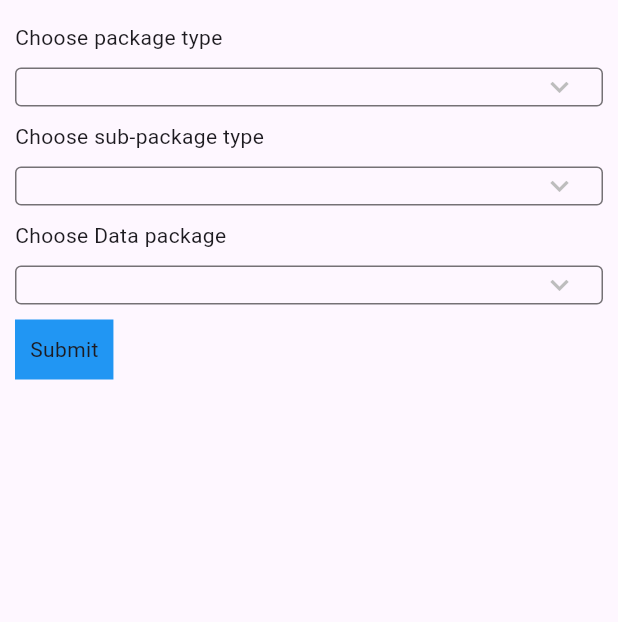
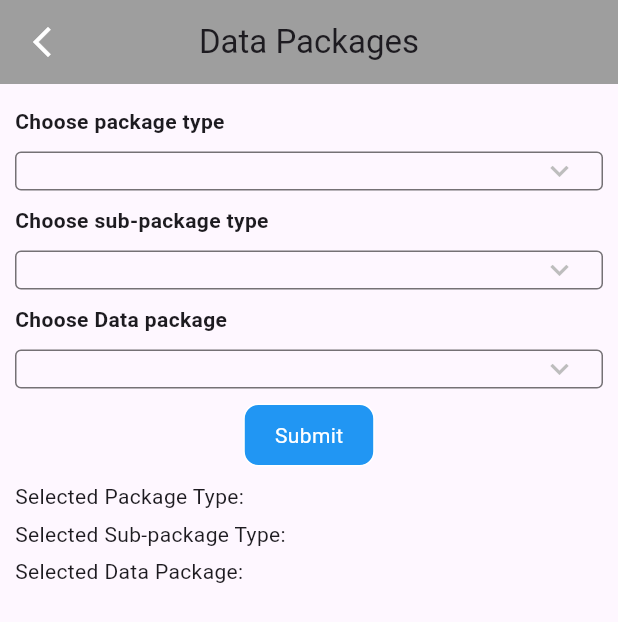
Before and after one commit to anumdhr/kodiarry_assignment, a Flutter app: the screen it shows after launch, after a tap on "Home Page", on a phone screen of 412 x 824 dp. Shown: the top 622 px of the screen. Run offline on Flutter 3.47's test engine with Material 3 defaults, Android fonts, the light colour scheme and no system bars; our stand-ins replace dio, google_maps_flutter; network calls fail.

Commit message:
first commit

```diff
--- /dev/null
+++ b/lib/common_widgets/common_button.dart
@@ -0,0 +1,30 @@
+import 'package:flutter/material.dart';
+
+class CommonButton extends StatelessWidget {
+  const CommonButton({
+    super.key,
+    required this.buttonText,
+    this.onTap,
+  });
+
+  final String buttonText;
+  final void Function()? onTap;
+
+  @override
+  Widget build(BuildContext context) {
+    return Container(
+      padding: const EdgeInsets.symmetric(
+        vertical: 10,
+        horizontal: 20,
+      ),
+      decoration: BoxDecoration(
+        color: Colors.blue,
+        borderRadius: BorderRadius.circular(10),
+        border: Border.all(color: Colors.white),
+      ),
+      child: GestureDetector(onTap: onTap, child: Text(buttonText,
+        style: TextStyle(color: Colors.white),
+      )),
+    );
+  }
+}
--- a/lib/common_widgets/custom_drop_down.dart
+++ b/lib/common_widgets/custom_drop_down.dart
@@ -20,7 +20,10 @@ class CustomDropDown extends StatelessWidget {
     return Column(
       crossAxisAlignment: CrossAxisAlignment.start,
       children: [
-        Text(headingText),
+        Text(
+          headingText,
+          style: TextStyle(fontSize: 14.0, fontWeight: FontWeight.bold),
+        ),
         sBoxH10,
         Container(
           padding: const EdgeInsets.symmetric(horizontal: 16.0),
@@ -32,7 +35,8 @@ class CustomDropDown extends StatelessWidget {
           child: DropdownButtonHideUnderline(
             child: DropdownButton<String>(
               value: dropdownValue,
-              isExpanded: true, // Ensures the dropdown takes full width
+              isExpanded: true,
+              // Ensures the dropdown takes full width
               icon: const Icon(Icons.keyboard_arrow_down),
               items: items,
               onChanged: onChanged,
--- a/lib/constants/custom_sizedBox.dart
+++ b/lib/constants/custom_sizedBox.dart
@@ -1,5 +1,7 @@
 import 'package:flutter/cupertino.dart';
 
- const SizedBox sBoxH10 = SizedBox(
+ const SizedBox sBoxH5 = SizedBox(
+  height: 5,
+); const SizedBox sBoxH10 = SizedBox(
   height: 10,
 );
--- a/lib/main.dart
+++ b/lib/main.dart
@@ -1,8 +1,5 @@
 import 'package:flutter/material.dart';
-
-import 'modules/google_maps/google_map.dart';
 import 'modules/main_page/main_page.dart';
-import 'modules/ntc_data_package/home_page.dart';
 
 void main() {
   runApp(const MyApp());
@@ -13,7 +10,7 @@ class MyApp extends StatelessWidget {
 
   @override
   Widget build(BuildContext context) {
-    return  MaterialApp(
+    return  const MaterialApp(
       debugShowCheckedModeBanner: false,
       home: MainPage(),
     );
--- a/lib/modules/google_maps/google_map.dart
+++ b/lib/modules/google_maps/google_map.dart
@@ -17,12 +17,12 @@ class _MapPageState extends State<MapPage> {
 
   final LatLng _center = const LatLng(27.6618319, 85.3022104); // San Francisco
 
-  final Set<Polygon> _polygons = Set.from([
+  final Set<Polygon> _polygons = {
     Polygon(
       polygonId: PolygonId('polygon1'),
       points: [
         LatLng(27.6618319, 85.3022104),
-        LatLng(27.6602804, 85.3059364),
+        LatLng(27.6572758, 85.3014879),
         LatLng(27.6562571, 85.3104714),
         LatLng(27.6550474, 85.3161921),
       ],
@@ -30,7 +30,7 @@ class _MapPageState extends State<MapPage> {
       strokeWidth: 3,
       fillColor: Colors.blue.withOpacity(0.2),
     )
-  ]);
+  };
 
   void _onMapCreated(GoogleMapController controller) {
     mapController = controller;
--- a/lib/modules/main_page/main_page.dart
+++ b/lib/modules/main_page/main_page.dart
@@ -2,8 +2,9 @@ import 'package:flutter/cupertino.dart';
 import 'package:flutter/material.dart';
 import 'package:kodiary_test/constants/custom_sizedBox.dart';
 
+import '../../common_widgets/common_button.dart';
 import '../google_maps/google_map.dart';
-import '../ntc_data_package/home_page.dart';
+import '../ntc_data_package/pages/data_package_page.dart';
 
 class MainPage extends StatelessWidget {
   const MainPage({super.key});
@@ -20,7 +21,7 @@ class MainPage extends StatelessWidget {
               buttonText: "Home Page",
               onTap: () {
                 Navigator.push(context, MaterialPageRoute(builder: (context) {
-                  return MyHomePage();
+                  return const DataPackagePage();
 
                 },));
               },
@@ -46,30 +47,3 @@ class MainPage extends StatelessWidget {
     );
   }
 }
-
-class CommonButton extends StatelessWidget {
-  const CommonButton({
-    super.key, required this.buttonText, this.onTap,
-  });
-  final String buttonText;
-  final void Function()? onTap;
-
-
-  @override
-  Widget build(BuildContext context) {
-    return Container(
-      padding: EdgeInsets.symmetric(
-        vertical: 10,horizontal: 10,
-
-      ),
-      decoration: BoxDecoration(
-        color: Colors.blue,
-
-
-      ),
-      child: GestureDetector(
-          onTap: onTap,
-          child: Text(buttonText)),
-    );
-  }
-}
--- a/lib/modules/ntc_data_package/home_page.dart
+++ b/lib/modules/ntc_data_package/pages/data_package_page.dart
@@ -3,28 +3,31 @@ import 'package:flutter/material.dart';
 import 'package:kodiary_test/constants/custom_sizedBox.dart';
 import 'package:kodiary_test/modules/ntc_data_package/repo/repo.dart';
 
-import '../../common_widgets/custom_drop_down.dart';
-import '../main_page/main_page.dart';
-import 'data_package_model.dart';
+import '../../../common_widgets/common_button.dart';
+import '../../../common_widgets/custom_drop_down.dart';
+import '../models/data_package_model.dart';
 
-class MyHomePage extends StatefulWidget {
-  const MyHomePage({Key? key}) : super(key: key);
+class DataPackagePage extends StatefulWidget {
+  const DataPackagePage({Key? key}) : super(key: key);
 
   @override
-  _MyHomePageState createState() => _MyHomePageState();
+  _DataPackagePageState createState() => _DataPackagePageState();
 }
 
-class _MyHomePageState extends State<MyHomePage> {
+class _DataPackagePageState extends State<DataPackagePage> {
   String dropdownValue = '';
   String subPackageValue = '';
   String packageValue = '';
 
+  //todo controller
+  String selectedPackageDisplay = '';
+  String selectedSubPackageDisplay = '';
+  String selectedDataPackageDisplay = '';
   List<DataPackageModel> dataPackages = [];
   List<String> prepaidItems = [];
   List<String> subPackageItems = [];
   List<String> dataPackageItems = [];
   DataPackageModel? selectedPackages;
-  Subpackage? selectedSubPackage;
 
   @override
   void initState() {
@@ -43,25 +46,27 @@ class _MyHomePageState extends State<MyHomePage> {
       updateSubPackages();
     });
   }
+
   void updateSubPackages() {
-
-     final selectedPackage = dataPackages.firstWhere((item) => item.title == dropdownValue,);
+    final selectedPackage = dataPackages.firstWhere(
+      (item) => item.title == dropdownValue,
+    );
     selectedPackages = selectedPackage;
     setState(() {
       subPackageItems = selectedPackage.subpackages?.map((sp) => sp.title ?? '').toList() ?? [];
       subPackageValue = subPackageItems[0];
       updateDataPackages();
-
     });
   }
 
   void updateDataPackages() {
-    final selectedSubPackage = selectedPackages?.subpackages?.firstWhere((sp) => sp.title == subPackageValue,);
+    final selectedSubPackage = selectedPackages?.subpackages?.firstWhere(
+      (sp) => sp.title == subPackageValue,
+    );
     setState(() {
       dataPackageItems = selectedSubPackage?.datapackages?.map((dp) => dp.title ?? '').toList() ?? [];
       print("Data package is $dataPackageItems");
       packageValue = dataPackageItems[0];
-
     });
   }
 
@@ -69,6 +74,16 @@ class _MyHomePageState extends State<MyHomePage> {
   Widget build(BuildContext context) {
     return SafeArea(
       child: Scaffold(
+        appBar: AppBar(
+          elevation: 0,
+          backgroundColor: Colors.grey,
+          title: const Text("Data Packages"),
+          centerTitle: true,
+          leading: InkWell(
+            onTap: () => Navigator.pop(context),
+            child: const Icon(Icons.arrow_back_ios_new_outlined, color: Colors.white),
+          ),
+        ),
         body: Padding(
           padding: const EdgeInsets.symmetric(horizontal: 10, vertical: 15),
           child: Column(
@@ -89,7 +104,6 @@ class _MyHomePageState extends State<MyHomePage> {
                     dropdownValue = newValue!;
                     updateSubPackages();
                   });
-
                 },
               ),
               sBoxH10,
@@ -105,9 +119,8 @@ class _MyHomePageState extends State<MyHomePage> {
                 onChanged: (newValue) {
                   setState(() {
                     subPackageValue = newValue!;
-                    // updateDataPackages();
+                    updateDataPackages();
                   });
-
                 },
               ),
               sBoxH10,
@@ -127,16 +140,24 @@ class _MyHomePageState extends State<MyHomePage> {
                 },
               ),
               sBoxH10,
-              CommonButton(
+              Center(
+                child: CommonButton(
                   buttonText: "Submit",
                   onTap: () {
                     setState(() {
-
+                      selectedPackageDisplay = dropdownValue;
+                      selectedSubPackageDisplay = subPackageValue;
+                      selectedDataPackageDisplay = packageValue;
                     });
                   },
                 ),
-
-
+              ),
+              sBoxH10,
+              Text("Selected Package Type: $selectedPackageDisplay"),
+              sBoxH5,
+              Text("Selected Sub-package Type: $selectedSubPackageDisplay"),
+              sBoxH5,
+              Text("Selected Data Package: $selectedDataPackageDisplay"),
             ],
           ),
         ),
--- a/lib/modules/ntc_data_package/repo/repo.dart
+++ b/lib/modules/ntc_data_package/repo/repo.dart
@@ -1,7 +1,7 @@
 import 'package:dio/dio.dart';
 
 
-import '../data_package_model.dart';
+import '../models/data_package_model.dart';
  // Import the file where your models are def
 class RepoServices {
   final Dio dio = Dio();
```
Also changed, not shown: lib/modules/ntc_data_package/models/data_package_model.dart (renamed from lib/modules/ntc_data_package/data_package_model.dart). Lines whose indentation alone changed are shown as unchanged.
